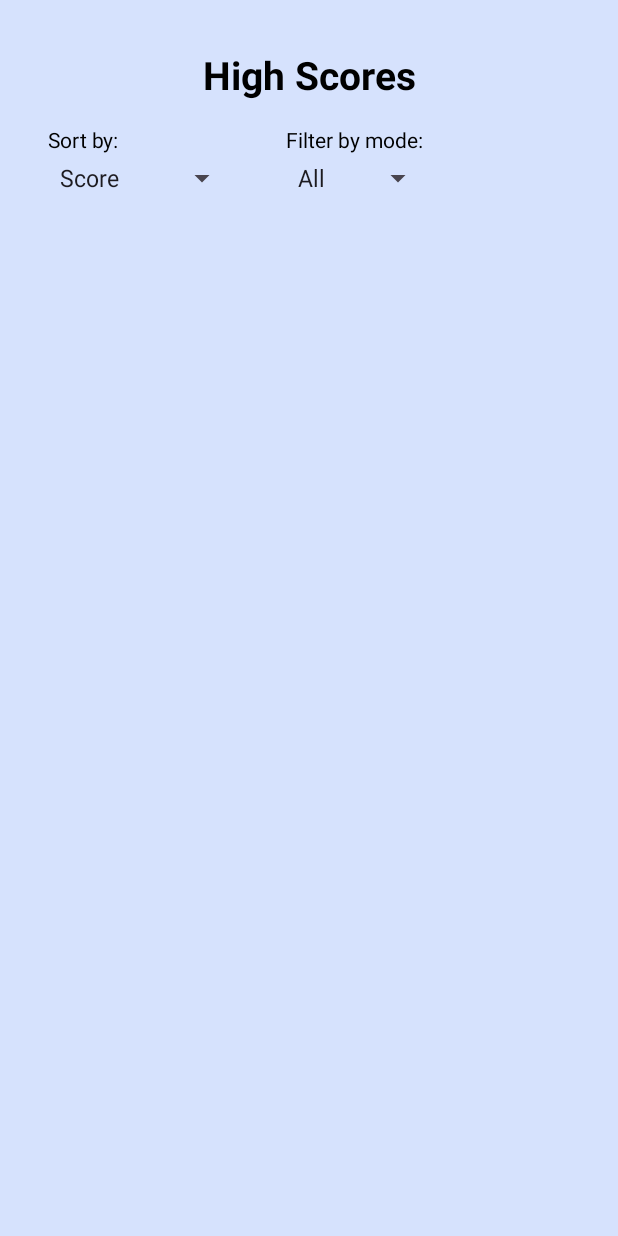
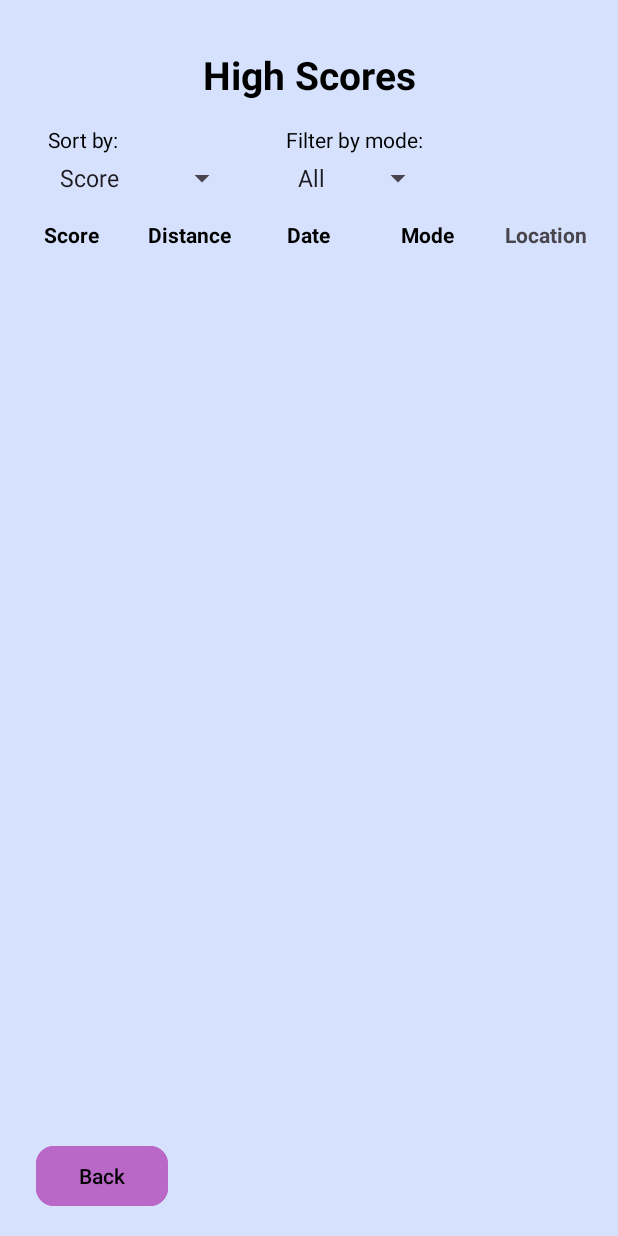
Before and after one commit to AloniTamar/25B-11345B-PacmanRace-Part2, an Android app: the HighScoresActivity screen opened directly, with no data from a screen before it, on a phone screen of 412 x 824 dp. Run offline under Robolectric (Android 15) with nearby library versions, the phone set to English and light mode, and no system bars.

Commit message:
CHG: Modify High Scores Table, add 'back' button to main menu.

```diff
--- a/app/src/main/java/com/tamara/a25b_11345b_pacmanrace/activities/HighScoresActivity.kt
+++ b/app/src/main/java/com/tamara/a25b_11345b_pacmanrace/activities/HighScoresActivity.kt
@@ -7,6 +7,7 @@ import android.widget.Spinner
 import androidx.appcompat.app.AppCompatActivity
 import androidx.recyclerview.widget.LinearLayoutManager
 import androidx.recyclerview.widget.RecyclerView
+import com.google.android.material.button.MaterialButton
 import com.tamara.a25b_11345b_pacmanrace.R
 import com.tamara.a25b_11345b_pacmanrace.adapters.HighScoresAdapter
 import com.tamara.a25b_11345b_pacmanrace.data.HighScore
@@ -29,6 +30,11 @@ class HighScoresActivity : AppCompatActivity() {
         sortingSpinner = findViewById(R.id.high_scores_spinner)
         filterSpinner = findViewById(R.id.high_scores_filter_spinner)
         recyclerView = findViewById(R.id.high_scores_recycler)
+
+        val backBtn: MaterialButton = findViewById(R.id.high_scores_back_btn)
+        backBtn.setOnClickListener {
+            finish() // Go back to MainMenuActivity
+        }
 
         recyclerView?.layoutManager = LinearLayoutManager(this)
 
--- a/app/src/main/java/com/tamara/a25b_11345b_pacmanrace/adapters/HighScoresAdapter.kt
+++ b/app/src/main/java/com/tamara/a25b_11345b_pacmanrace/adapters/HighScoresAdapter.kt
@@ -31,8 +31,8 @@ class HighScoresAdapter(
     @SuppressLint("SetTextI18n")
     override fun onBindViewHolder(holder: HighScoreViewHolder, position: Int) {
         val score = highScores[position]
-        holder.scoreText.text = "Score: ${score.score}"
-        holder.distanceText.text = "Distance: ${score.distance}m"
+        holder.scoreText.text = "${score.score}"
+        holder.distanceText.text = "${score.distance}m"
         holder.dateText.text = score.date
 
         // Placeholder - to be implemented later
--- a/app/src/main/java/com/tamara/a25b_11345b_pacmanrace/logic/GameLogic.kt
+++ b/app/src/main/java/com/tamara/a25b_11345b_pacmanrace/logic/GameLogic.kt
@@ -68,8 +68,9 @@ class GameLogic(private val rows: Int = 11, private val cols: Int = 5) {
         emptyRowCooldown = 1
         return true
     }
+
     fun checkCollision(): Boolean {
-        return obstacleMatrix[rows - 1][PLAYER_COL] == 1
+        return obstacleMatrix[rows - 1][PLAYER_COL] in 1..3
     }
 
     fun resetBottomRow() {
--- a/app/src/main/res/layout/activity_high_scores.xml
+++ b/app/src/main/res/layout/activity_high_scores.xml
@@ -6,6 +6,68 @@
     android:layout_height="match_parent"
     android:background="@color/background_soft_blue"
     tools:context=".activities.HighScoresActivity">
+
+    <LinearLayout
+        android:id="@+id/high_scores_header_row"
+        android:layout_width="0dp"
+        android:layout_height="wrap_content"
+        android:orientation="horizontal"
+        android:padding="8dp"
+        app:layout_constraintTop_toBottomOf="@id/high_scores_filter_spinner"
+        app:layout_constraintStart_toStartOf="parent"
+        app:layout_constraintEnd_toEndOf="parent"
+        android:layout_marginTop="8dp">
+
+        <TextView
+            android:id="@+id/header_score"
+            android:layout_width="0dp"
+            android:layout_weight="0.6"
+            android:layout_height="wrap_content"
+            android:text="@string/score_title"
+            android:textStyle="bold"
+            android:textColor="@android:color/black"
+            android:textAlignment="center"/>
+
+        <TextView
+            android:id="@+id/header_distance"
+            android:layout_width="0dp"
+            android:layout_weight="0.6"
+            android:layout_height="wrap_content"
+            android:text="@string/distance_title"
+            android:textStyle="bold"
+            android:textColor="@android:color/black"
+            android:textAlignment="center"/>
+
+        <TextView
+            android:id="@+id/header_date"
+            android:layout_width="0dp"
+            android:layout_weight="0.6"
+            android:layout_height="wrap_content"
+            android:text="@string/date_title"
+            android:textStyle="bold"
+            android:textColor="@android:color/black"
+            android:textAlignment="center"/>
+
+        <TextView
+            android:id="@+id/header_mode"
+            android:layout_width="0dp"
+            android:layout_weight="0.6"
+            android:layout_height="wrap_content"
+            android:text="@string/mode_title"
+            android:textStyle="bold"
+            android:textColor="@android:color/black"
+            android:textAlignment="center"/>
+
+        <TextView
+            android:id="@+id/header_location"
+            android:layout_width="0dp"
+            android:layout_weight="0.6"
+            android:layout_height="wrap_content"
+            android:text="@string/location_title"
+            android:textStyle="bold"
+            android:textAlignment="center"/>
+    </LinearLayout>
+
 
     <TextView
         android:id="@+id/high_scores_title"
@@ -78,4 +140,18 @@
         app:layout_constraintEnd_toEndOf="parent"
         android:layout_marginTop="24dp"/>
 
+    <com.google.android.material.button.MaterialButton
+        android:id="@+id/high_scores_back_btn"
+        android:layout_width="wrap_content"
+        android:layout_height="wrap_content"
+        android:text="@string/back"
+        android:textColor="@android:color/black"
+        android:backgroundTint="@color/purple_300"
+        app:cornerRadius="12dp"
+        app:layout_constraintBottom_toBottomOf="parent"
+        app:layout_constraintStart_toStartOf="parent"
+        android:layout_marginStart="24dp"
+        android:layout_marginBottom="16dp" />
+
+
 </androidx.constraintlayout.widget.ConstraintLayout>
--- a/app/src/main/res/values/strings.xml
+++ b/app/src/main/res/values/strings.xml
@@ -9,11 +9,17 @@
     <string name="tilt_movement">Tilt Movement</string>
     <string name="show_location">Show Location</string>
     <string name="_2025_05_13">2025–05–13</string>
-    <string name="distance_2300m">Distance: 2300m</string>
-    <string name="score_1200">Score: 1200</string>
+    <string name="_12">12</string>
+    <string name="_2300m">2300m</string>
     <string name="mode_icon">Game speed mode icon</string>
     <string name="sort_by">Sort by:</string>
     <string name="filter_by_mode">Filter by mode:</string>
+    <string name="score_title">Score</string>
+    <string name="distance_title">Distance</string>
+    <string name="date_title">Date</string>
+    <string name="mode_title">Mode</string>
+    <string name="location_title">Location</string>
+    <string name="back">Back</string>
     <string-array name="sort_options">
         <item>Score</item>
         <item>Distance</item>
```
Also changed, not shown: app/src/main/res/layout/high_score_item.xml (+51 -15 lines).
